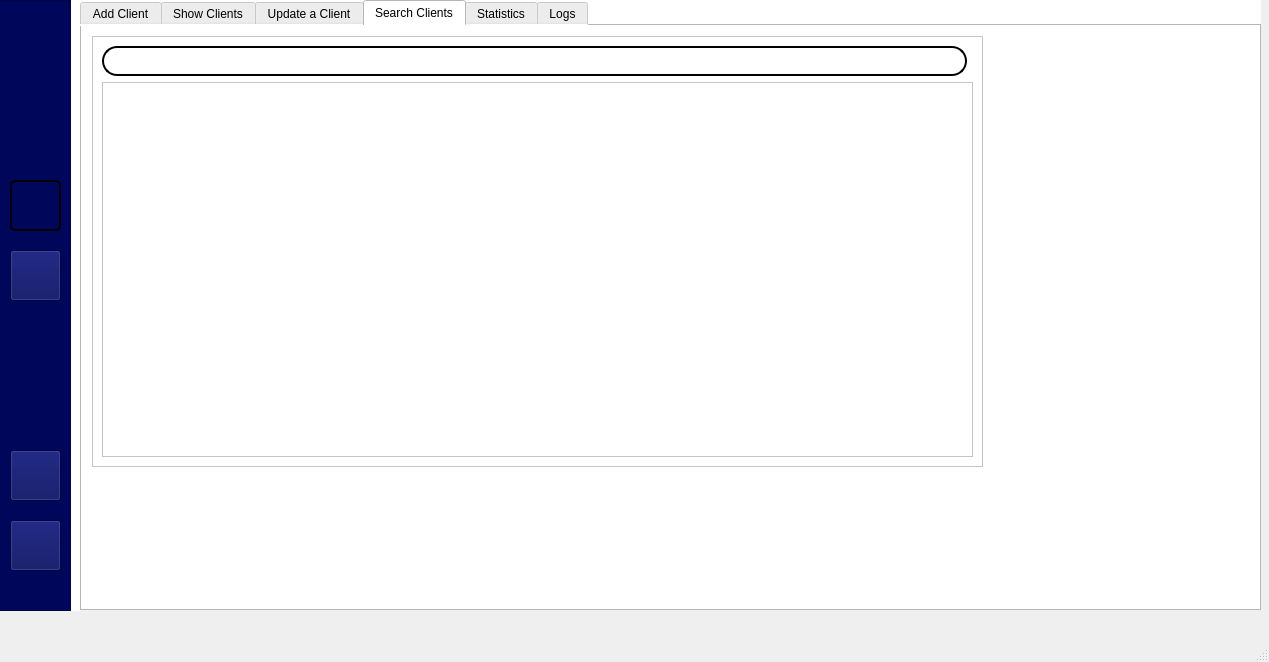
Projet-CPP-2A6/Nautica, file mainwindow.ui: the form before one commit.
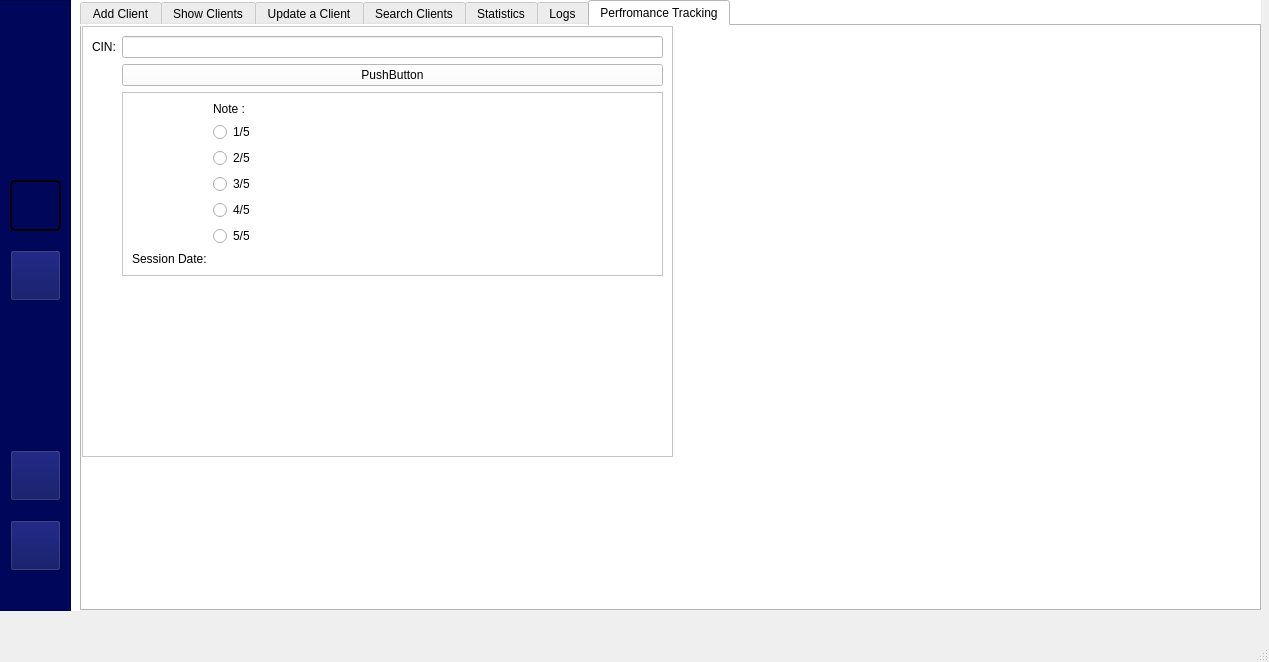
The form after the commit. The open tabs and pages were chosen to show the change. Icons and pictures are not drawn.

Commit message: performance tracking

The edit to the form file:
```diff
--- a/mainwindow.ui
+++ b/mainwindow.ui
@@ -2147,7 +2147,7 @@
        <string notr="true">background-color: white;</string>
       </property>
       <property name="currentIndex">
-       <number>3</number>
+       <number>6</number>
       </property>
       <widget class="QWidget" name="tab_9">
        <attribute name="title">
@@ -3029,6 +3029,107 @@
         </layout>
        </widget>
       </widget>
+      <widget class="QWidget" name="tab_11">
+       <attribute name="title">
+        <string>Perfromance Tracking</string>
+       </attribute>
+       <widget class="QFrame" name="frame_16">
+        <property name="geometry">
+         <rect>
+          <x>0</x>
+          <y>0</y>
+          <width>591</width>
+          <height>431</height>
+         </rect>
+        </property>
+        <property name="frameShape">
+         <enum>QFrame::StyledPanel</enum>
+        </property>
+        <property name="frameShadow">
+         <enum>QFrame::Raised</enum>
+        </property>
+        <layout class="QFormLayout" name="formLayout">
+         <item row="0" column="0">
+          <widget class="QLabel" name="label_53">
+           <property name="text">
+            <string>CIN:</string>
+           </property>
+          </widget>
+         </item>
+         <item row="0" column="1">
+          <widget class="QLineEdit" name="lineEdit_3"/>
+         </item>
+         <item row="1" column="1">
+          <widget class="QPushButton" name="pushButton_2">
+           <property name="text">
+            <string>PushButton</string>
+           </property>
+          </widget>
+         </item>
+         <item row="2" column="1">
+          <widget class="QFrame" name="frame_17">
+           <property name="frameShape">
+            <enum>QFrame::StyledPanel</enum>
+           </property>
+           <property name="frameShadow">
+            <enum>QFrame::Raised</enum>
+           </property>
+           <layout class="QFormLayout" name="formLayout_2">
+            <item row="6" column="0">
+             <widget class="QLabel" name="label_55">
+              <property name="text">
+               <string>Session Date:</string>
+              </property>
+             </widget>
+            </item>
+            <item row="0" column="1">
+             <widget class="QLabel" name="label_54">
+              <property name="text">
+               <string>Note :</string>
+              </property>
+             </widget>
+            </item>
+            <item row="1" column="1">
+             <widget class="QRadioButton" name="note1">
+              <property name="text">
+               <string>1/5</string>
+              </property>
+             </widget>
+            </item>
+            <item row="2" column="1">
+             <widget class="QRadioButton" name="note2">
+              <property name="text">
+               <string>2/5</string>
+              </property>
+             </widget>
+            </item>
+            <item row="3" column="1">
+             <widget class="QRadioButton" name="note3">
+              <property name="text">
+               <string>3/5</string>
+              </property>
+             </widget>
+            </item>
+            <item row="5" column="1">
+             <widget class="QRadioButton" name="note5">
+              <property name="text">
+               <string>5/5</string>
+              </property>
+             </widget>
+            </item>
+            <item row="4" column="1">
+             <widget class="QRadioButton" name="note4">
+              <property name="text">
+               <string>4/5</string>
+              </property>
+             </widget>
+            </item>
+           </layout>
+          </widget>
+         </item>
+        </layout>
+       </widget>
+      </widget>
      </widget>
     </widget>
     <widget class="QWidget" name="M4">
```
Left out of the diff: 4 changed lines with no effect on the pictures.
